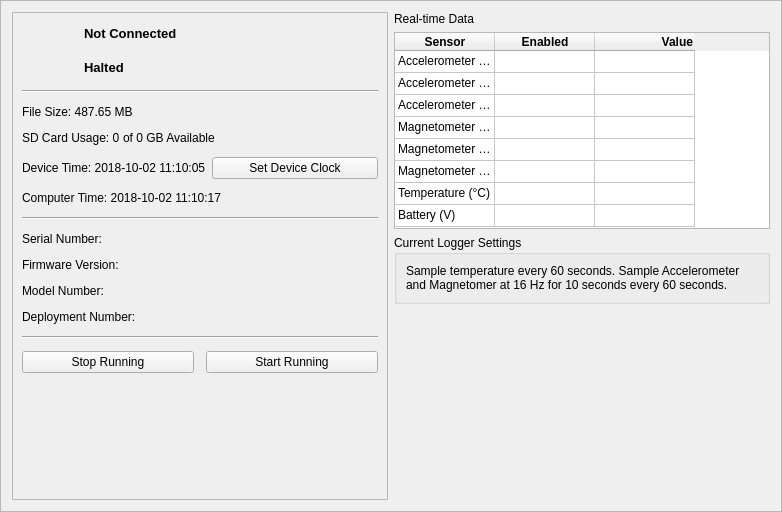
First picture: the form in gui/designer_files/start_stop.ui, repository LowellInstruments/Domino, before the edit.
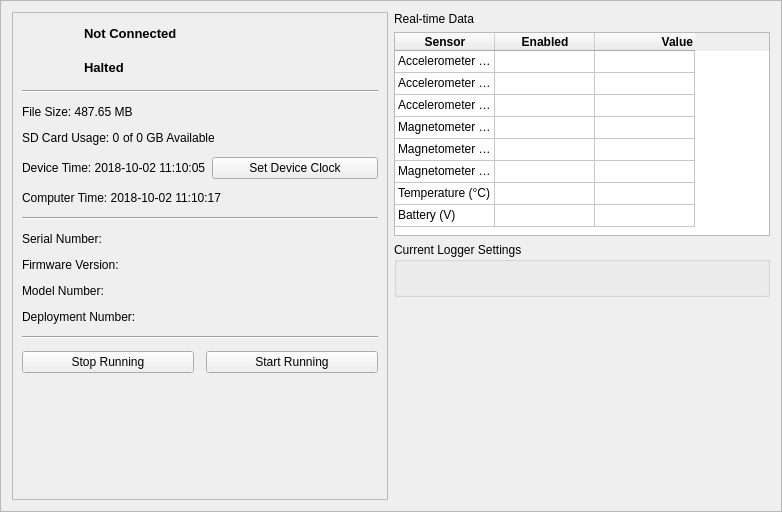
Second picture: the form after the edit. Icons and pictures are not drawn.

Commit message: remove default text from logger settings. This is what was showing in error when there was no MAT.cfg file.

Diff of the .ui file:
```diff
--- a/gui/designer_files/start_stop.ui
+++ b/gui/designer_files/start_stop.ui
@@ -623,7 +623,7 @@
         <item row="0" column="0">
          <widget class="QLabel" name="labelLoggerSettings">
           <property name="text">
-           <string>Sample temperature every 60 seconds. Sample Accelerometer and Magnetomer at 16 Hz for 10 seconds every 60 seconds. </string>
+           <string/>
           </property>
           <property name="wordWrap">
            <bool>true</bool>
```
The commit also changes 2 other files.
